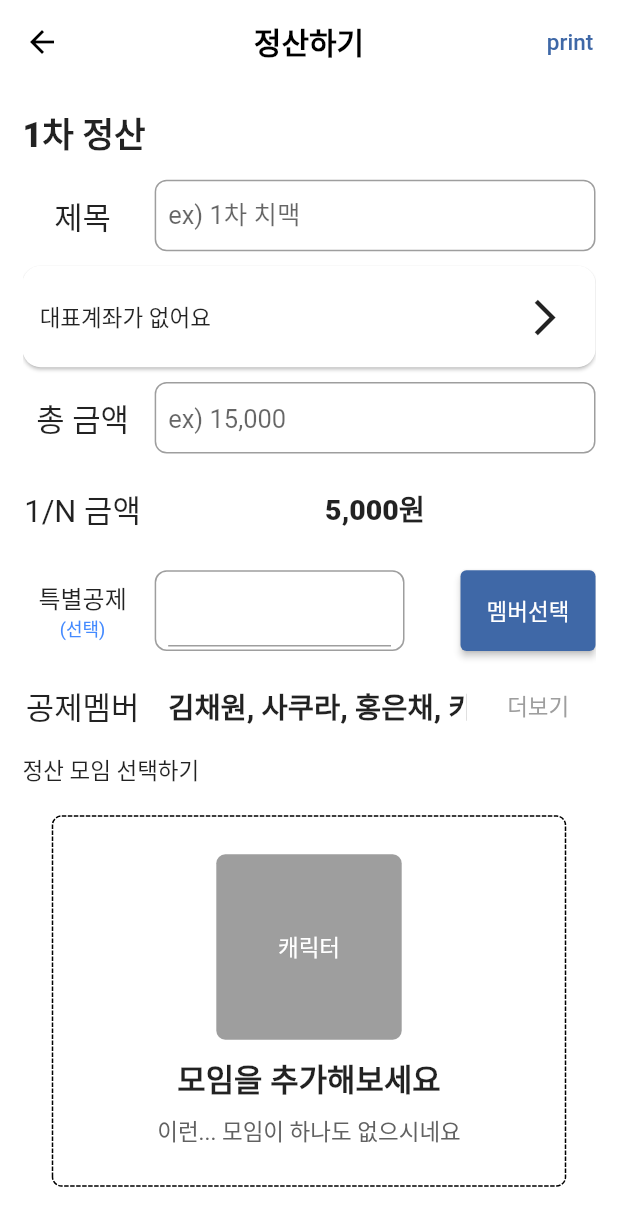
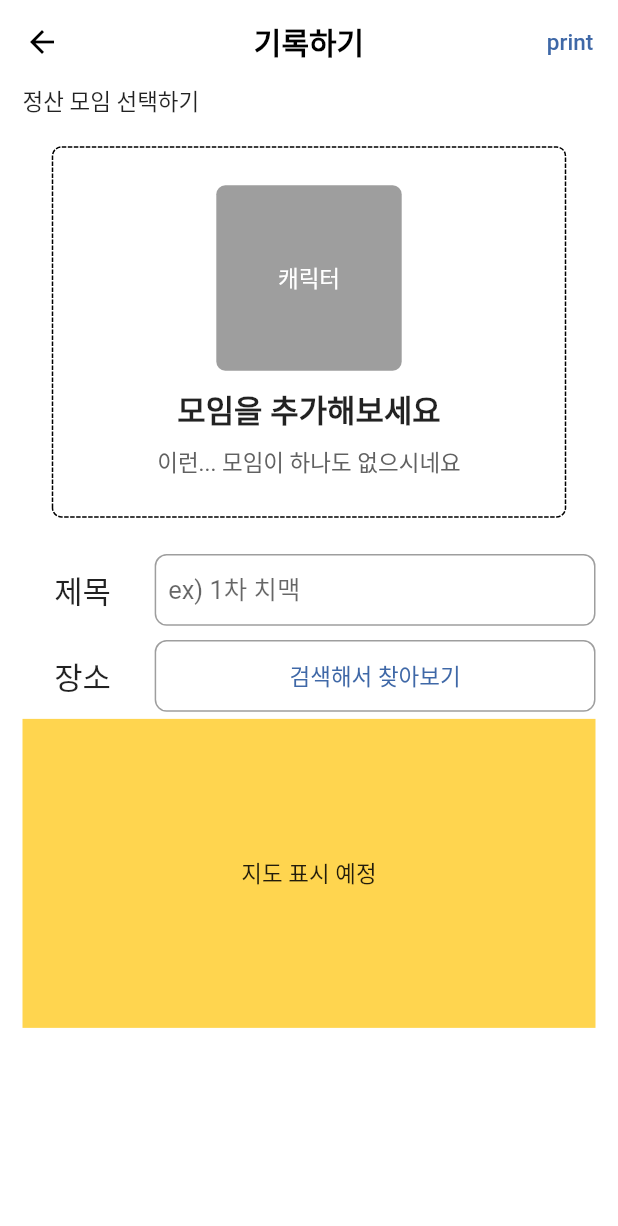
Before and after one commit to seunghyun-bloom/dutch_hallae, a Flutter app: the RecordCreatePage screen opened directly, on a phone screen of 412 x 824 dp. Shown: the top 1226 px of the screen. Run offline on Flutter 3.47's test engine with Material 2 defaults, Android fonts, the phone set to English and light mode, and no system bars; drawn by our look-alikes of dotted_border; our stand-ins replace cloud_firestore, contacts_service, dio, firebase_auth, firebase_core, firebase_storage and 12 more; missing offline and left inert: flutter_animated_dialog, flutter_facebook_auth, kakao_flutter_sdk_user, naver_map_plugin, twitter_login; accounts and stored records are empty; network calls fail; Roboto replaces fonts that are missing (AppleSDGothic).

Commit message:
sh jul_7

```diff
--- /dev/null
+++ b/lib/getx/controller/place_controller.dart
@@ -0,0 +1,115 @@
+import 'package:dutch_hallae/utilities/secret_keys.dart';
+import 'package:get/get.dart';
+import 'package:dio/dio.dart';
+
+const String naverApiPrefix = 'https://openapi.naver.com/v1/search/local.json';
+const String kakaoApiPrefix =
+    'https://dapi.kakao.com/v2/local/geo/transcoord.json';
+
+class PlaceController extends GetxController {
+  // variables
+  RxString title = ''.obs;
+  RxString mapx = ''.obs;
+  RxString mapy = ''.obs;
+  RxString address = ''.obs;
+  RxString searchQuery = ''.obs;
+  RxList<Map<String, String>> searchedPlaces = <Map<String, String>>[].obs;
+  RxMap<String, dynamic> pickedPlace = <String, dynamic>{}.obs;
+
+  // functions
+  getData(String query, int ea) async {
+    var data = await fetchData(query, ea);
+
+    for (int i = 0; i < ea; i++) {
+      String title = stringRefactor(data[i]['title']);
+
+      searchedPlaces.add({
+        'title': title,
+        'address': data[i]['roadAddress'],
+        'category': data[i]['category'],
+        'mapx': data[i]['mapx'],
+        'mapy': data[i]['mapy'],
+      });
+    }
+  }
+
+  pickPlace(String title, String address, String category, String mapx,
+      String mapy) async {
+    var coord = await katechTransfer(mapx, mapy);
+    double x = coord['x'];
+    double y = coord['y'];
+
+    pickedPlace({
+      'title': title,
+      'address': address,
+      'category': category,
+      'x': x,
+      'y': y,
+    });
+  }
+
+  Future fetchData(String query, int ea) async {
+    NaverConnectURL connectURL = NaverConnectURL(query: query, ea: ea);
+
+    var res = await Dio(BaseOptions(headers: connectURL.naverApiHeader))
+        .get(connectURL.url);
+
+    return res.data['items'];
+  }
+
+  stringRefactor(String inputString) {
+    String tempString = inputString.replaceAll('<b>', '');
+    String outputString = tempString.replaceAll('</b>', '');
+    return outputString;
+  }
+
+  katechTransfer(String mapx, String mapy) async {
+    double x = double.parse(mapx);
+    double y = double.parse(mapy);
+    KakaoConnectURL connectURL = KakaoConnectURL(mapx: x, mapy: y);
+
+    var res =
+        await Dio(BaseOptions(headers: connectURL.apiKey)).get(connectURL.url);
+
+    return res.data['documents'][0];
+  }
+
+  @override
+  void onInit() {
+    interval(
+      searchQuery,
+      (ctx) {
+        searchedPlaces.clear();
+        getData(searchQuery.value, 5);
+      },
+      time: const Duration(milliseconds: 500),
+    );
+    super.onInit();
+  }
+}
+
+class NaverConnectURL {
+  String query;
+  int ea;
+
+  NaverConnectURL({required this.query, this.ea = 5});
+
+  Map<String, String> naverApiHeader = {
+    'X-Naver-Client-Id': naverClientID,
+    'X-Naver-Client-Secret': naverClientSecret,
+  };
+
+  String get url => '$naverApiPrefix?query=$query&start=1&display=$ea&sort=sim';
+}
+
+class KakaoConnectURL {
+  double mapx;
+  double mapy;
+
+  KakaoConnectURL({required this.mapx, required this.mapy});
+
+  Map<String, String> apiKey = {'Authorization': 'KakaoAK $kakaoRestApiKey'};
+
+  String get url =>
+      '$kakaoApiPrefix?input_coord=KTM&output_coord=WGS84&x=$mapx&y=$mapy';
+}
--- a/lib/getx/controller/record_controller.dart
+++ b/lib/getx/controller/record_controller.dart
@@ -9,6 +9,4 @@ class RecordController extends GetxController {
   RxList<String> members = <String>[].obs;
   RxList<String> specialMembers = <String>[].obs;
   RxString group = ''.obs;
-
-  tempFunction() {}
 }
--- a/lib/pages/main/components/main_drawer.dart
+++ b/lib/pages/main/components/main_drawer.dart
@@ -42,7 +42,7 @@ Drawer mainDrawerMenu() {
             }),
         ListTile(
           leading: const FaIcon(FontAwesomeIcons.clipboardList),
-          title: const Text('정산기록'),
+          title: const Text('모임기록'),
           onTap: () {},
         ),
         const Divider(
--- a/lib/pages/main/friends/modal_fit.dart
+++ b/lib/pages/main/friends/modal_fit.dart
@@ -102,7 +102,7 @@ class _ModalFitState extends State<ModalFit> {
                 mainAxisAlignment: MainAxisAlignment.spaceAround,
                 children: [
                   StretchedButton(
-                    width: Get.width * 0.4,
+                    width: Get.width * 0.35,
                     height: 45,
                     title: '취소',
                     titleColor: Colors.black,
@@ -111,7 +111,7 @@ class _ModalFitState extends State<ModalFit> {
                     showElevation: true,
                   ),
                   StretchedButton(
-                    width: Get.width * 0.4,
+                    width: Get.width * 0.35,
                     height: 45,
                     title: '완료',
                     onTap: () {
--- a/lib/pages/main/main_page.dart
+++ b/lib/pages/main/main_page.dart
@@ -1,13 +1,11 @@
 import 'package:dutch_hallae/getx/controller/bank_account_controller.dart';
 import 'package:dutch_hallae/getx/controller/user_data_controller.dart';
-import 'package:dutch_hallae/pages/main/components/main_account.dart';
 import 'package:dutch_hallae/pages/main/components/main_drawer.dart';
 import 'package:dutch_hallae/pages/main/components/main_group.dart';
 import 'package:dutch_hallae/pages/main/components/main_record.dart';
 import 'package:dutch_hallae/pages/main/components/main_title.dart';
 import 'package:dutch_hallae/pages/main/groups/group_page.dart';
-import 'package:dutch_hallae/pages/record/record_create_page.dart';
-import 'package:dutch_hallae/utilities/toast.dart';
+import 'package:dutch_hallae/pages/main/record/record_create_page.dart';
 import 'package:flutter/material.dart';
 import 'package:flutter_screenutil/flutter_screenutil.dart';
 import 'package:get/get.dart';
@@ -41,8 +39,6 @@ class _MainPageState extends State<MainPage> {
             padding: EdgeInsets.all(12.w),
             child: Column(
               children: [
-                // MainAccountComponent(onTap: () {}),
-                // Divider(height: 30.h, color: Colors.grey),
                 ContentsTitle(
                   title: '즐겨 사용하는 모임',
                   onTap: () => Get.to(() => const GroupPage()),
--- a/lib/pages/record/record_create_page.dart
+++ b/lib/pages/main/record/record_add_page.dart
@@ -1,19 +1,19 @@
 import 'package:dutch_hallae/getx/controller/record_controller.dart';
-import 'package:dutch_hallae/pages/record/contents/record_groupPicker.dart';
 import 'package:dutch_hallae/pages/main/components/main_account.dart';
+import 'package:dutch_hallae/pages/main/record/contents/record_group_picker.dart';
 import 'package:dutch_hallae/utilities/insert_info_frame.dart';
 import 'package:dutch_hallae/utilities/textfield_formatter.dart';
 import 'package:flutter/material.dart';
-import 'package:flutter/services.dart';
 import 'package:flutter_screenutil/flutter_screenutil.dart';
 import 'package:get/get.dart';
 import 'package:intl/intl.dart';
 
-class RecordCreatePage extends StatelessWidget {
-  RecordCreatePage({Key? key}) : super(key: key);
+class RecordAddPage extends StatelessWidget {
+  RecordAddPage({Key? key}) : super(key: key);
 
   final TextEditingController _titleTextController = TextEditingController();
-  TextEditingController _totalAmountTextController = TextEditingController();
+  final TextEditingController _totalAmountTextController =
+      TextEditingController();
   final TextEditingController _specialDCTextController =
       TextEditingController();
   List members = ['김채원', '사쿠라', '홍은채', '카즈하', '허윤진'];
@@ -29,14 +29,14 @@ class RecordCreatePage extends StatelessWidget {
           TextButton(
             child: Text('print'),
             onPressed: () {
-              print(_getxRecord.title.value);
-              print(_getxRecord.totalAmount.value);
+              // print(_getxRecord.title.value);
+              // print(_getxRecord.totalAmount.value);
             },
           ),
         ],
       ),
       body: Padding(
-        padding: const EdgeInsets.all(15),
+        padding: const EdgeInsets.symmetric(horizontal: 15),
         child: SingleChildScrollView(
           physics: const ScrollPhysics(),
           child: Column(
--- /dev/null
+++ b/lib/pages/main/record/record_create_page.dart
@@ -0,0 +1,95 @@
+import 'package:dutch_hallae/getx/controller/place_controller.dart';
+import 'package:dutch_hallae/getx/controller/record_controller.dart';
+import 'package:dutch_hallae/pages/main/components/main_account.dart';
+import 'package:dutch_hallae/pages/main/record/contents/record_group_picker.dart';
+import 'package:dutch_hallae/pages/main/record/contents/record_place_searcher.dart';
+import 'package:dutch_hallae/utilities/insert_info_frame.dart';
+import 'package:dutch_hallae/utilities/textfield_formatter.dart';
+import 'package:flutter/material.dart';
+import 'package:flutter_screenutil/flutter_screenutil.dart';
+import 'package:get/get.dart';
+import 'package:intl/intl.dart';
+
+class RecordCreatePage extends StatelessWidget {
+  RecordCreatePage({Key? key}) : super(key: key);
+
+  final TextEditingController _titleTextController = TextEditingController();
+  final TextEditingController _totalAmountTextController =
+      TextEditingController();
+  final TextEditingController _specialDCTextController =
+      TextEditingController();
+  List members = ['김채원', '사쿠라', '홍은채', '카즈하', '허윤진'];
+  final _getxRecord = Get.put(RecordController());
+  final _getxPlace = Get.put(PlaceController());
+  var numberFormat = NumberFormat('###,###,###,###');
+
+  @override
+  Widget build(BuildContext context) {
+    Get.put(RecordController());
+    Get.put(PlaceController());
+    return Scaffold(
+      appBar: AppBar(
+        title: const Text('기록하기'),
+        actions: [
+          TextButton(
+            child: Text('print'),
+            onPressed: () async {
+              print(_getxPlace.pickedPlace);
+            },
+          ),
+        ],
+      ),
+      body: Padding(
+        padding: const EdgeInsets.symmetric(horizontal: 15),
+        child: SingleChildScrollView(
+          physics: const ScrollPhysics(),
+          child: Obx(
+            () => Column(
+              crossAxisAlignment: CrossAxisAlignment.start,
+              children: [
+                const Text('정산 모임 선택하기'),
+                RecordGroupPicker(),
+                InsertInfoFrame(
+                  title: '제목',
+                  fontSize: 18,
+                  height: 40,
+                  content: TextField(
+                    controller: _titleTextController,
+                    onChanged: (value) {
+                      _getxRecord.title.value = value;
+                    },
+                    maxLength: 8,
+                    decoration: const InputDecoration(
+                      hintText: 'ex) 1차 치맥',
+                      border: InputBorder.none,
+                      counterText: "",
+                    ),
+                  ),
+                ),
+                InsertInfoFrame(
+                  title: '장소',
+                  fontSize: 18,
+                  height: 40,
+                  content: Expanded(
+                    child: TextButton(
+                      child: _getxPlace.pickedPlace.isEmpty
+                          ? const Text('검색해서 찾아보기')
+                          : Text(_getxPlace.pickedPlace['title']),
+                      onPressed: () => PlaceSearcher(context: context),
+                    ),
+                  ),
+                ),
+                Container(
+                  color: Colors.amber.shade300,
+                  width: Get.mediaQuery.size.width,
+                  height: Get.mediaQuery.size.width * 0.5,
+                  child: const Center(child: Text('지도 표시 예정')),
+                )
+              ],
+            ),
+          ),
+        ),
+      ),
+    );
+  }
+}
--- a/lib/pages/map/map_page.dart
+++ b/lib/pages/map/map_page.dart
@@ -21,6 +21,7 @@ class _MapPageState extends State<MapPage> {
         onMapCreated: onMapCreated,
         mapType: MapType.Basic,
         locationButtonEnable: true,
+        indoorEnable: true,
       ),
       floatingActionButton: FloatingActionButton(
         heroTag: 'map page',
--- a/lib/utilities/textfield_formatter.dart
+++ b/lib/utilities/textfield_formatter.dart
@@ -1,4 +1,3 @@
-import 'package:flutter/services.dart';
 import 'package:mask_text_input_formatter/mask_text_input_formatter.dart';
 
 var thousandSeparateFormat = MaskTextInputFormatter(
--- a/pubspec.yaml
+++ b/pubspec.yaml
@@ -61,6 +61,7 @@ dependencies:
   flutter_colorpicker: ^1.0.3
   intl: ^0.17.0
   mask_text_input_formatter: ^2.3.0
+  dio: ^4.0.6
 
 dev_dependencies:
   flutter_test:
```
Also changed, not shown: lib/getx/controller/group_controller.dart (+17 -0 lines), lib/pages/main/record/contents/record_group_picker.dart (renamed from lib/pages/record/contents/record_groupPicker.dart, +13 -11 lines), lib/pages/main/record/contents/record_place_searcher.dart (added, +86 -0 lines), lib/utilities/secret_keys.dart (+9 -1 lines), flutter_01.png (added), flutter_02.png (added), flutter_03.png (added), pubspec.lock.
